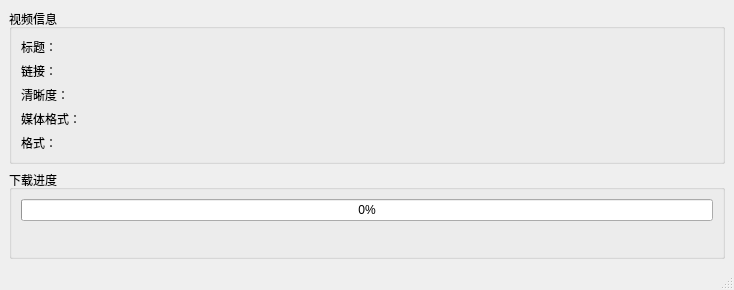
The window that ui/downloadwindow.ui (wuyue92tree/nice-you-get) describes before a commit, drawn with Qt 5.
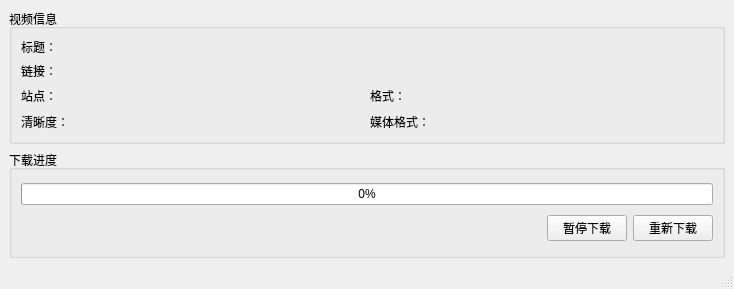
The same window after the commit.

What changed in the file:
```diff
--- a/ui/downloadwindow.ui
+++ b/ui/downloadwindow.ui
@@ -7,7 +7,7 @@
     <x>0</x>
     <y>0</y>
     <width>734</width>
-    <height>260</height>
+    <height>289</height>
    </rect>
   </property>
   <property name="windowTitle">
@@ -20,11 +20,11 @@
       <property name="title">
        <string>视频信息</string>
       </property>
-      <layout class="QGridLayout" name="gridLayout_2">
-       <item row="0" column="0">
-        <layout class="QHBoxLayout" name="horizontalLayout">
+      <layout class="QGridLayout" name="gridLayout">
+       <item row="2" column="1">
+        <layout class="QHBoxLayout" name="horizontalLayout_5">
          <item>
-          <widget class="QLabel" name="titleLabel">
+          <widget class="QLabel" name="containerLabel">
            <property name="minimumSize">
             <size>
              <width>60</width>
@@ -33,55 +33,38 @@
            </property>
            <property name="maximumSize">
             <size>
-             <width>60</width>
-             <height>40</height>
+             <width>120</width>
+             <height>16777215</height>
             </size>
            </property>
            <property name="text">
-            <string>标题：</string>
+            <string>格式：</string>
            </property>
           </widget>
          </item>
          <item>
-          <widget class="QLabel" name="titleValueLabel">
+          <widget class="QLabel" name="containerValueLabel">
            <property name="text">
             <string/>
            </property>
           </widget>
          </item>
-        </layout>
-       </item>
-       <item row="1" column="0">
-        <layout class="QHBoxLayout" name="horizontalLayout_2">
          <item>
-          <widget class="QLabel" name="linkLabel">
-           <property name="minimumSize">
-            <size>
-             <width>60</width>
-             <height>0</height>
-            </size>
+          <spacer name="horizontalSpacer_3">
+           <property name="orientation">
+            <enum>Qt::Horizontal</enum>
            </property>
-           <property name="maximumSize">
+           <property name="sizeHint" stdset="0">
             <size>
-             <width>60</width>
-             <height>40</height>
+             <width>40</width>
+             <height>20</height>
             </size>
            </property>
-           <property name="text">
-            <string>链接：</string>
-           </property>
-          </widget>
+          </spacer>
          </item>
-         <item>
-          <widget class="QLabel" name="linkValueLabel">
-           <property name="text">
-            <string/>
-           </property>
-          </widget>
-         </item>
         </layout>
        </item>
-       <item row="2" column="0">
+       <item row="3" column="0">
         <layout class="QHBoxLayout" name="horizontalLayout_3">
          <item>
           <widget class="QLabel" name="qualityLabel">
@@ -93,8 +76,8 @@
            </property>
            <property name="maximumSize">
             <size>
-             <width>60</width>
-             <height>40</height>
+             <width>120</width>
+             <height>16777215</height>
             </size>
            </property>
            <property name="text">
@@ -109,9 +92,65 @@
            </property>
           </widget>
          </item>
+         <item>
+          <spacer name="horizontalSpacer_5">
+           <property name="orientation">
+            <enum>Qt::Horizontal</enum>
+           </property>
+           <property name="sizeHint" stdset="0">
+            <size>
+             <width>40</width>
+             <height>20</height>
+            </size>
+           </property>
+          </spacer>
+         </item>
         </layout>
        </item>
-       <item row="3" column="0">
+       <item row="2" column="0">
+        <layout class="QHBoxLayout" name="horizontalLayout_7">
+         <item>
+          <widget class="QLabel" name="siteLabel">
+           <property name="minimumSize">
+            <size>
+             <width>60</width>
+             <height>0</height>
+            </size>
+           </property>
+           <property name="maximumSize">
+            <size>
+             <width>120</width>
+             <height>16777215</height>
+            </size>
+           </property>
+           <property name="text">
+            <string>站点：</string>
+           </property>
+          </widget>
+         </item>
+         <item>
+          <widget class="QLabel" name="siteValueLabel">
+           <property name="text">
+            <string/>
+           </property>
+          </widget>
+         </item>
+         <item>
+          <spacer name="horizontalSpacer_2">
+           <property name="orientation">
+            <enum>Qt::Horizontal</enum>
+           </property>
+           <property name="sizeHint" stdset="0">
+            <size>
+             <width>40</width>
+             <height>20</height>
+            </size>
+           </property>
+          </spacer>
+         </item>
+        </layout>
+       </item>
+       <item row="3" column="1">
         <layout class="QHBoxLayout" name="horizontalLayout_4">
          <item>
           <widget class="QLabel" name="formatLabel">
@@ -123,8 +162,8 @@
            </property>
            <property name="maximumSize">
             <size>
-             <width>60</width>
-             <height>40</height>
+             <width>120</width>
+             <height>16777215</height>
             </size>
            </property>
            <property name="text">
@@ -139,12 +178,25 @@
            </property>
           </widget>
          </item>
+         <item>
+          <spacer name="horizontalSpacer_4">
+           <property name="orientation">
+            <enum>Qt::Horizontal</enum>
+           </property>
+           <property name="sizeHint" stdset="0">
+            <size>
+             <width>40</width>
+             <height>20</height>
+            </size>
+           </property>
+          </spacer>
+         </item>
         </layout>
        </item>
-       <item row="4" column="0">
-        <layout class="QHBoxLayout" name="horizontalLayout_5">
+       <item row="0" column="0" colspan="2">
+        <layout class="QHBoxLayout" name="horizontalLayout">
          <item>
-          <widget class="QLabel" name="containerLabel">
+          <widget class="QLabel" name="titleLabel">
            <property name="minimumSize">
             <size>
              <width>60</width>
@@ -158,12 +210,42 @@
             </size>
            </property>
            <property name="text">
-            <string>格式：</string>
+            <string>标题：</string>
            </property>
           </widget>
          </item>
          <item>
-          <widget class="QLabel" name="containerValueLabel">
+          <widget class="QLabel" name="titleValueLabel">
+           <property name="text">
+            <string/>
+           </property>
+          </widget>
+         </item>
+        </layout>
+       </item>
+       <item row="1" column="0" colspan="2">
+        <layout class="QHBoxLayout" name="horizontalLayout_2">
+         <item>
+          <widget class="QLabel" name="linkLabel">
+           <property name="minimumSize">
+            <size>
+             <width>60</width>
+             <height>0</height>
+            </size>
+           </property>
+           <property name="maximumSize">
+            <size>
+             <width>60</width>
+             <height>40</height>
+            </size>
+           </property>
+           <property name="text">
+            <string>链接：</string>
+           </property>
+          </widget>
+         </item>
+         <item>
+          <widget class="QLabel" name="linkValueLabel">
            <property name="text">
             <string/>
            </property>
@@ -179,34 +261,52 @@
       <property name="title">
        <string>下载进度</string>
       </property>
-      <layout class="QGridLayout" name="gridLayout">
-       <item row="1" column="0">
-        <widget class="QLabel" name="speedLabel">
-         <property name="text">
-          <string/>
-         </property>
-        </widget>
-       </item>
-       <item row="1" column="1">
-        <spacer name="horizontalSpacer">
-         <property name="orientation">
-          <enum>Qt::Horizontal</enum>
-         </property>
-         <property name="sizeHint" stdset="0">
-          <size>
-           <width>40</width>
-           <height>20</height>
-          </size>
-         </property>
-        </spacer>
-       </item>
-       <item row="0" column="0" colspan="2">
+      <layout class="QVBoxLayout" name="verticalLayout">
+       <item>
         <widget class="QProgressBar" name="downloadProgressBar">
          <property name="value">
           <number>0</number>
          </property>
         </widget>
        </item>
+       <item>
+        <layout class="QHBoxLayout" name="horizontalLayout_6">
+         <item>
+          <widget class="QLabel" name="speedLabel">
+           <property name="text">
+            <string/>
+           </property>
+          </widget>
+         </item>
+         <item>
+          <spacer name="horizontalSpacer">
+           <property name="orientation">
+            <enum>Qt::Horizontal</enum>
+           </property>
+           <property name="sizeHint" stdset="0">
+            <size>
+             <width>40</width>
+             <height>20</height>
+            </size>
+           </property>
+          </spacer>
+         </item>
+         <item>
+          <widget class="QPushButton" name="pauseDownloadPushButton">
+           <property name="text">
+            <string>暂停下载</string>
+           </property>
+          </widget>
+         </item>
+         <item>
+          <widget class="QPushButton" name="reDownloadPushButton">
+           <property name="text">
+            <string>重新下载</string>
+           </property>
+          </widget>
+         </item>
+        </layout>
+       </item>
       </layout>
      </widget>
     </item>
```
